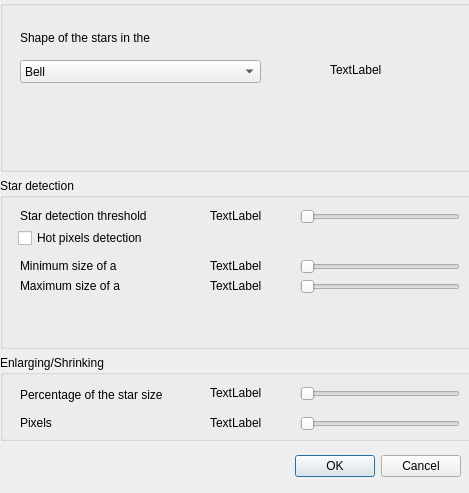
First picture: the form in dss/ui/StarMaskDlg.ui, repository openastroproject/oaDSS, before the edit.
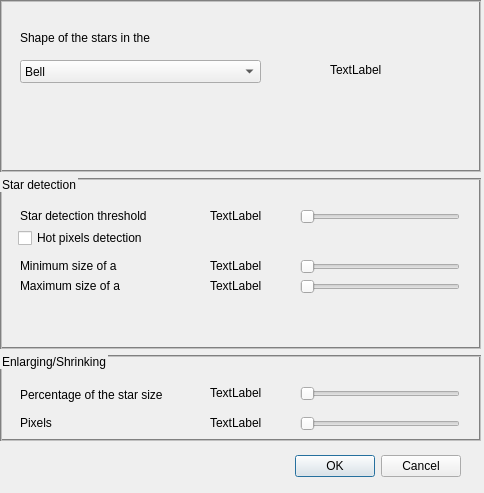
Second picture: the form after the edit.

```diff
--- a/dss/ui/StarMaskDlg.ui
+++ b/dss/ui/StarMaskDlg.ui
@@ -9,13 +9,17 @@
    <rect>
     <x>0</x>
     <y>0</y>
-    <width>469</width>
+    <width>484</width>
     <height>493</height>
    </rect>
   </property>
   <property name="windowTitle">
    <string>Create a Star Mask</string>
   </property>
+  <property name="styleSheet">
+   <string notr="true">QGroupBox { margin-top: 1ex; border: 2px groove grey; } 
+QGroupBox::title { subcontrol-origin: margin; subcontrol-position: left top; left: 1em; }</string>
+  </property>
   <widget class="QDialogButtonBox" name="buttonBox">
    <property name="geometry">
     <rect>
@@ -205,7 +209,7 @@
         <rect>
          <x>210</x>
          <y>30</y>
-         <width>57</width>
+         <width>65</width>
          <height>15</height>
         </rect>
        </property>
@@ -218,7 +222,7 @@
         <rect>
          <x>210</x>
          <y>80</y>
-         <width>57</width>
+         <width>65</width>
          <height>15</height>
         </rect>
        </property>
@@ -231,7 +235,7 @@
         <rect>
          <x>210</x>
          <y>100</y>
-         <width>57</width>
+         <width>65</width>
          <height>15</height>
         </rect>
        </property>
@@ -335,7 +339,7 @@
         <rect>
          <x>210</x>
          <y>30</y>
-         <width>57</width>
+         <width>65</width>
          <height>15</height>
         </rect>
        </property>
@@ -348,7 +352,7 @@
         <rect>
          <x>210</x>
          <y>60</y>
-         <width>57</width>
+         <width>65</width>
          <height>15</height>
         </rect>
        </property>
```
